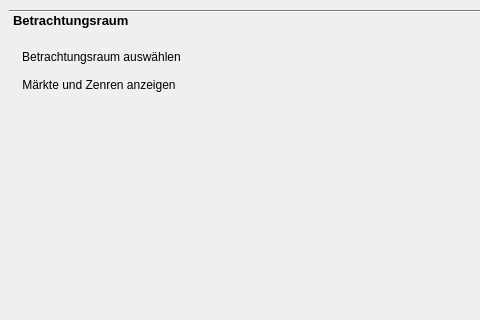
The window that projektcheck/pctools/ui/ProjektCheck_dockwidget_analysis_08-SKSM.ui (projektcheck/ProjektCheck-QGIS) describes before a commit, drawn with Qt 5; both pictures show x 0 to 480 and y 0 to 320 of the 610 by 1000 pixel window.
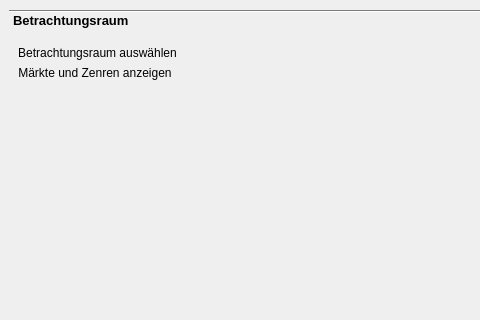
The same window after the commit. The open tabs and pages were chosen to show the change. Icons and pictures are not drawn.

What changed in the file:
```diff
--- a/projektcheck/pctools/ui/ProjektCheck_dockwidget_analysis_08-SKSM.ui
+++ b/projektcheck/pctools/ui/ProjektCheck_dockwidget_analysis_08-SKSM.ui
@@ -19,7 +19,10 @@
 	font: bold italic 8pt ;
     color: black;
 }
-</string>
+QPushButton::flat{
+background-color: none;
+border: 0;
+}</string>
   </property>
   <property name="windowTitle">
    <string>Projekt-Check Analyse-Tools // Standortkonkurrenz und Supermärkte</string>
```
Left out of the diff: 56 changed lines with no effect on the pictures.
